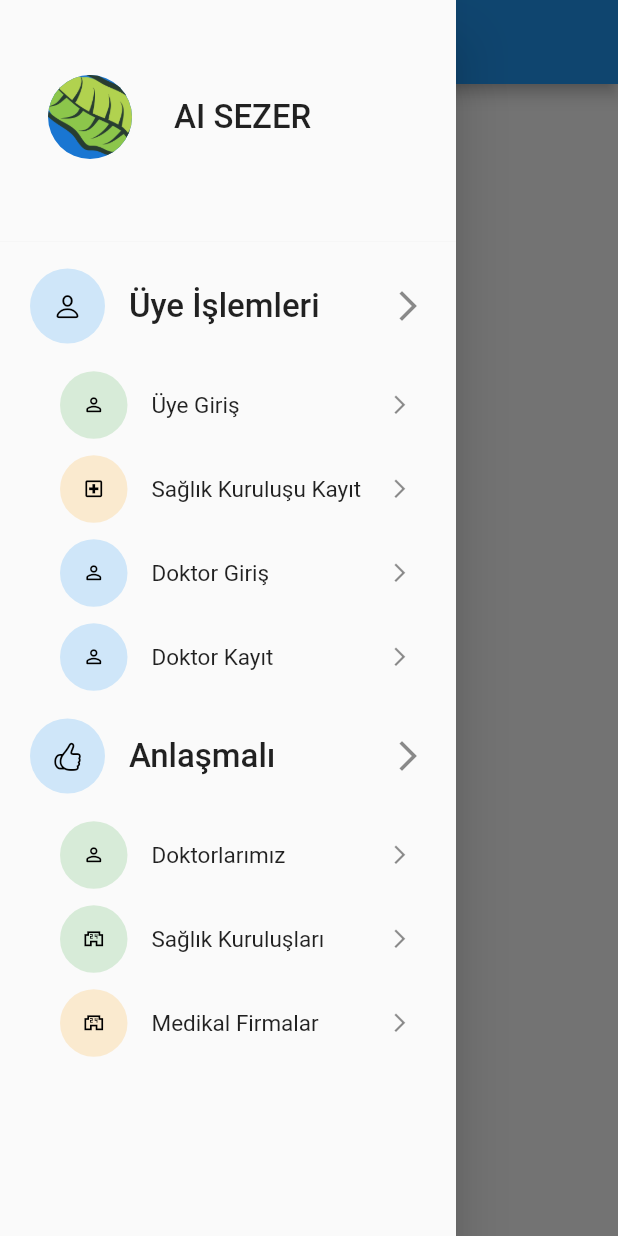
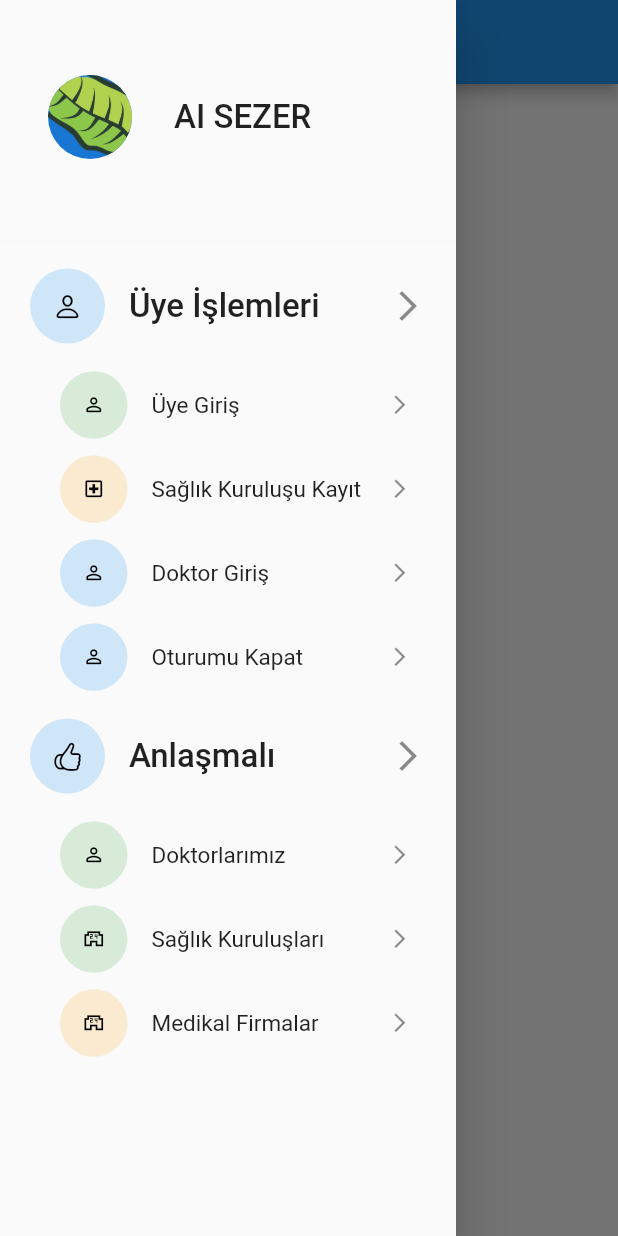
Before and after one commit to MuhammetVural/BotanikBahcem, a Flutter app: the HomePage screen opened directly, with the side drawer open, on a phone screen of 412 x 824 dp. Run offline on Flutter 3.47's test engine with Material 2 defaults, Android fonts, the phone set to English and light mode, and no system bars; our stand-ins replace cloud_firestore, firebase_auth, firebase_core, firebase_storage, image_picker, shared_preferences; accounts and stored records are empty.

```diff
--- a/lib/features/home/presentation/splash_screen.dart
+++ b/lib/features/home/presentation/splash_screen.dart
@@ -20,7 +20,7 @@ class _MySplashScreenState extends State<MySplashScreen> {
 
 
     Timer(const Duration(seconds: 5), () async {
-      Navigator.push(context, MaterialPageRoute(builder: (c)=> HomePage()));
+      Navigator.push(context, MaterialPageRoute(builder: (c)=> SignInScreen()));
 
 //      if(fAuth.currentUser != null){
 //
--- a/lib/features/home/presentation/widgets/drawer.dart
+++ b/lib/features/home/presentation/widgets/drawer.dart
@@ -1,11 +1,7 @@
-
+import 'package:botanik_bahcem/core/global/global.dart';
+import 'package:botanik_bahcem/features/login/presentation/pages/login_page.dart';
 import 'package:flutter/cupertino.dart';
 import 'package:flutter/material.dart';
-
-
-
-
-
 
 class MainDrawer extends StatelessWidget {
   const MainDrawer({Key? key}) : super(key: key);
@@ -13,154 +9,260 @@ class MainDrawer extends StatelessWidget {
   @override
   Widget build(BuildContext context) {
     return Drawer(
-
       child: ListView(
         children: [
           //header drawer
           const ListTile(
-           contentPadding: EdgeInsets.only(top: 50, bottom: 50, left: 20,right: 20),
+            contentPadding:
+                EdgeInsets.only(top: 50, bottom: 50, left: 20, right: 20),
             leading: CircleAvatar(
               radius: 40,
               backgroundImage: AssetImage("assets/images/botanik-bahcem.webp"),
-
             ),
-           title: Text("AI SEZER",style: TextStyle(fontSize: 22),),//subtitle: Text("Terapist"),
+            title: Text(
+              "AI SEZER",
+              style: TextStyle(fontSize: 22),
+            ), //subtitle: Text("Terapist"),
           ),
-          const Divider(height: 10, thickness: 0.1,),
+          const Divider(
+            height: 10,
+            thickness: 0.1,
+          ),
 
           ListTile(
-            onTap: (){},
-            contentPadding: const EdgeInsets.only(left: 20, right: 20, top: 10, bottom: 10),
+            onTap: () {},
+            contentPadding:
+                const EdgeInsets.only(left: 20, right: 20, top: 10, bottom: 10),
             leading: Container(
               padding: const EdgeInsets.all(15),
               decoration: BoxDecoration(
                 color: Theme.of(context).primaryColor.withOpacity(0.2),
                 shape: BoxShape.circle,
               ),
-              child: const Icon(CupertinoIcons.person, color: Colors.black,size: 20,),
+              child: const Icon(
+                CupertinoIcons.person,
+                color: Colors.black,
+                size: 20,
               ),
-            title: const Text("Üye İşlemleri",style: TextStyle(fontSize: 22),),
+            ),
+            title: const Text(
+              "Üye İşlemleri",
+              style: TextStyle(fontSize: 22),
+            ),
             trailing: const Icon(Icons.arrow_forward_ios_outlined),
           ),
 
           ListTile(
-            onTap: (){},
-            contentPadding: const EdgeInsets.only(left: 40, right: 30, ),
+            onTap: () {},
+            contentPadding: const EdgeInsets.only(
+              left: 40,
+              right: 30,
+            ),
             leading: Container(
               padding: const EdgeInsets.all(15),
               decoration: BoxDecoration(
                 color: Colors.green.withOpacity(0.2),
                 shape: BoxShape.circle,
               ),
-              child: const Icon(Icons.person_outline_rounded, color: Colors.black,size: 15,),
+              child: const Icon(
+                Icons.person_outline_rounded,
+                color: Colors.black,
+                size: 15,
               ),
-            title: const Text("Üye Giriş",style: TextStyle(fontSize: 15, fontWeight: FontWeight.w400),),
-            trailing: const Icon(Icons.arrow_forward_ios_outlined, size: 15,),
+            ),
+            title: const Text(
+              "Üye Giriş",
+              style: TextStyle(fontSize: 15, fontWeight: FontWeight.w400),
+            ),
+            trailing: const Icon(
+              Icons.arrow_forward_ios_outlined,
+              size: 15,
+            ),
           ),
 
-
           ListTile(
-            onTap: (){},
-            contentPadding: EdgeInsets.only(left: 40, right: 30 ),
+            onTap: () {},
+            contentPadding: EdgeInsets.only(left: 40, right: 30),
             leading: Container(
               padding: EdgeInsets.all(15),
               decoration: BoxDecoration(
                 color: Colors.yellow[800]!.withOpacity(0.2),
                 shape: BoxShape.circle,
               ),
-              child: Icon(Icons.local_hospital_outlined, color: Colors.black,size: 15,),
+              child: Icon(
+                Icons.local_hospital_outlined,
+                color: Colors.black,
+                size: 15,
               ),
-            title: Text("Sağlık Kuruluşu Kayıt",style: TextStyle(fontSize: 15, fontWeight: FontWeight.w400),),
-            trailing: Icon(Icons.arrow_forward_ios_outlined, size: 15,),
+            ),
+            title: Text(
+              "Sağlık Kuruluşu Kayıt",
+              style: TextStyle(fontSize: 15, fontWeight: FontWeight.w400),
+            ),
+            trailing: Icon(
+              Icons.arrow_forward_ios_outlined,
+              size: 15,
+            ),
           ),
           ListTile(
-            onTap: (){},
-            contentPadding: EdgeInsets.only(left: 40, right: 30, ),
+            onTap: () {},
+            contentPadding: EdgeInsets.only(
+              left: 40,
+              right: 30,
+            ),
             leading: Container(
               padding: EdgeInsets.all(15),
               decoration: BoxDecoration(
                 color: Colors.blue.withOpacity(0.2),
                 shape: BoxShape.circle,
               ),
-              child: Icon(Icons.person_outline_rounded, color: Colors.black,size: 15,),
+              child: Icon(
+                Icons.person_outline_rounded,
+                color: Colors.black,
+                size: 15,
               ),
-            title: Text("Doktor Giriş",style: TextStyle(fontSize: 15, fontWeight: FontWeight.w400),),
-            trailing: Icon(Icons.arrow_forward_ios_outlined, size: 15,),
+            ),
+            title: Text(
+              "Doktor Giriş",
+              style: TextStyle(fontSize: 15, fontWeight: FontWeight.w400),
+            ),
+            trailing: Icon(
+              Icons.arrow_forward_ios_outlined,
+              size: 15,
+            ),
           ),
           ListTile(
-            onTap: (){},
-            contentPadding: EdgeInsets.only(left: 40, right: 30, ),
+            onTap: () {
+              Navigator.push(context,
+                  MaterialPageRoute(builder: (c) => const SignInScreen()));
+              fAuth.signOut();
+            },
+            contentPadding: EdgeInsets.only(
+              left: 40,
+              right: 30,
+            ),
             leading: Container(
               padding: EdgeInsets.all(15),
               decoration: BoxDecoration(
                 color: Colors.blue.withOpacity(0.2),
                 shape: BoxShape.circle,
               ),
-              child: Icon(Icons.person_outline_rounded, color: Colors.black,size: 15,),
+              child: Icon(
+                Icons.person_outline_rounded,
+                color: Colors.black,
+                size: 15,
               ),
-            title: Text("Doktor Kayıt",style: TextStyle(fontSize: 15, fontWeight: FontWeight.w400),),
-            trailing: Icon(Icons.arrow_forward_ios_outlined, size: 15,),
+            ),
+            title: Text(
+              "Oturumu Kapat",
+              style: TextStyle(fontSize: 15, fontWeight: FontWeight.w400),
+            ),
+            trailing: Icon(
+              Icons.arrow_forward_ios_outlined,
+              size: 15,
+            ),
           ),
           ListTile(
-            onTap: (){},
-            contentPadding: EdgeInsets.only(left: 20, right: 20, top: 10, bottom: 10),
+            onTap: () {},
+            contentPadding:
+                EdgeInsets.only(left: 20, right: 20, top: 10, bottom: 10),
             leading: Container(
               padding: EdgeInsets.all(15),
               decoration: BoxDecoration(
                 color: Theme.of(context).primaryColor.withOpacity(0.2),
                 shape: BoxShape.circle,
               ),
-              child: Icon(CupertinoIcons.hand_thumbsup, color: Colors.black,size: 20,),
+              child: Icon(
+                CupertinoIcons.hand_thumbsup,
+                color: Colors.black,
+                size: 20,
               ),
-            title: Text("Anlaşmalı",style: TextStyle(fontSize: 22),),
+            ),
+            title: Text(
+              "Anlaşmalı",
+              style: TextStyle(fontSize: 22),
+            ),
             trailing: Icon(Icons.arrow_forward_ios_outlined),
           ),
 
           ListTile(
-            onTap: (){},
-            contentPadding: EdgeInsets.only(left: 40, right: 30, ),
+            onTap: () {},
+            contentPadding: EdgeInsets.only(
+              left: 40,
+              right: 30,
+            ),
             leading: Container(
               padding: EdgeInsets.all(15),
               decoration: BoxDecoration(
                 color: Colors.green.withOpacity(0.2),
                 shape: BoxShape.circle,
               ),
-              child: Icon(Icons.person_outline_rounded, color: Colors.black,size: 15,),
+              child: Icon(
+                Icons.person_outline_rounded,
+                color: Colors.black,
+                size: 15,
               ),
-            title: Text("Doktorlarımız",style: TextStyle(fontSize: 15, fontWeight: FontWeight.w400),),
-            trailing: Icon(Icons.arrow_forward_ios_outlined, size: 15,),
+            ),
+            title: Text(
+              "Doktorlarımız",
+              style: TextStyle(fontSize: 15, fontWeight: FontWeight.w400),
+            ),
+            trailing: Icon(
+              Icons.arrow_forward_ios_outlined,
+              size: 15,
+            ),
           ),
           ListTile(
-            onTap: (){},
-            contentPadding: EdgeInsets.only(left: 40, right: 30, ),
+            onTap: () {},
+            contentPadding: EdgeInsets.only(
+              left: 40,
+              right: 30,
+            ),
             leading: Container(
               padding: EdgeInsets.all(15),
               decoration: BoxDecoration(
                 color: Colors.green.withOpacity(0.2),
                 shape: BoxShape.circle,
               ),
-              child: Icon(Icons.local_convenience_store_outlined, color: Colors.black,size: 15,),
+              child: Icon(
+                Icons.local_convenience_store_outlined,
+                color: Colors.black,
+                size: 15,
               ),
-            title: Text("Sağlık Kuruluşları",style: TextStyle(fontSize: 15, fontWeight: FontWeight.w400),),
-            trailing: Icon(Icons.arrow_forward_ios_outlined, size: 15,),
+            ),
+            title: Text(
+              "Sağlık Kuruluşları",
+              style: TextStyle(fontSize: 15, fontWeight: FontWeight.w400),
+            ),
+            trailing: Icon(
+              Icons.arrow_forward_ios_outlined,
+              size: 15,
+            ),
           ),
           ListTile(
-            onTap: (){},
-            contentPadding: EdgeInsets.only(left: 40, right: 30 ),
+            onTap: () {},
+            contentPadding: EdgeInsets.only(left: 40, right: 30),
             leading: Container(
               padding: EdgeInsets.all(15),
               decoration: BoxDecoration(
                 color: Colors.yellow[800]!.withOpacity(0.2),
                 shape: BoxShape.circle,
               ),
-              child: Icon(Icons.local_convenience_store_outlined, color: Colors.black,size: 15,),
+              child: Icon(
+                Icons.local_convenience_store_outlined,
+                color: Colors.black,
+                size: 15,
               ),
-            title: Text("Medikal Firmalar",style: TextStyle(fontSize: 15, fontWeight: FontWeight.w400),),
-            trailing: Icon(Icons.arrow_forward_ios_outlined, size: 15,),
             ),
-
-
-
+            title: Text(
+              "Medikal Firmalar",
+              style: TextStyle(fontSize: 15, fontWeight: FontWeight.w400),
+            ),
+            trailing: Icon(
+              Icons.arrow_forward_ios_outlined,
+              size: 15,
+            ),
+          ),
 
           // ListTile(
           //   onTap: (){},
@@ -191,10 +293,7 @@ class MainDrawer extends StatelessWidget {
           //   trailing: Icon(Icons.arrow_forward_ios_outlined),
           // ),
 
-
-
           //body drawer
-
         ],
       ),
     );
--- a/lib/features/register/presentation/pages/register_page.dart
+++ b/lib/features/register/presentation/pages/register_page.dart
@@ -30,7 +30,6 @@ class _RegisterPageState extends State<RegisterPage> {
   TextEditingController _passwordTextController = TextEditingController();
   TextEditingController _emailTextController = TextEditingController();
   TextEditingController _userNameTextController = TextEditingController();
-  TextEditingController _locationTextController = TextEditingController();
 
   XFile? imageXFile;
   final ImagePicker _picker = ImagePicker();
@@ -59,7 +58,7 @@ class _RegisterPageState extends State<RegisterPage> {
           });
     } else {
       if (_passwordTextController.text.isNotEmpty &&
-          _locationTextController.text.isNotEmpty &&
+
           _emailTextController.text.isNotEmpty &&
           _userNameTextController.text.isNotEmpty) {
         showDialog(
```
Also changed, not shown: lib/features/login/presentation/pages/login_page.dart (+45 -41 lines). Lines whose indentation alone changed are shown as unchanged.
